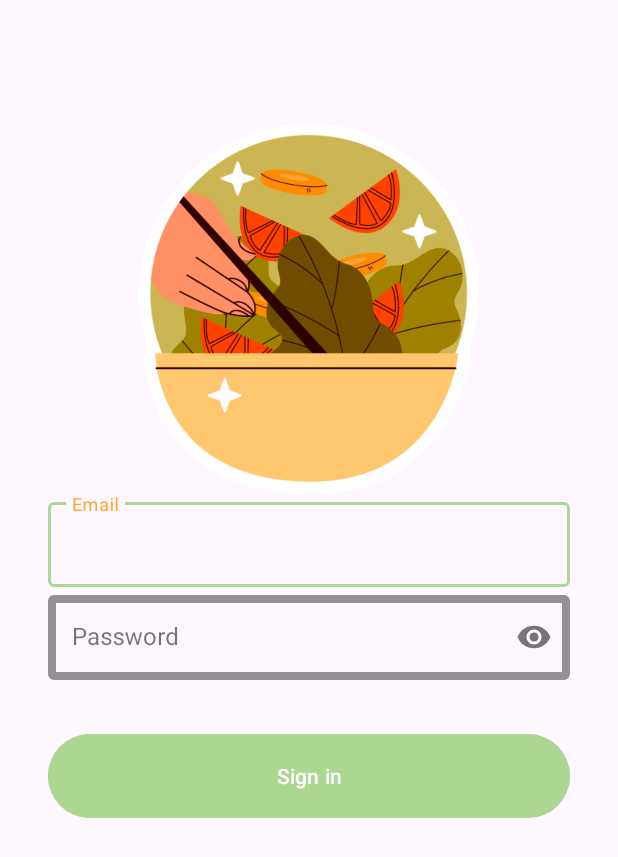
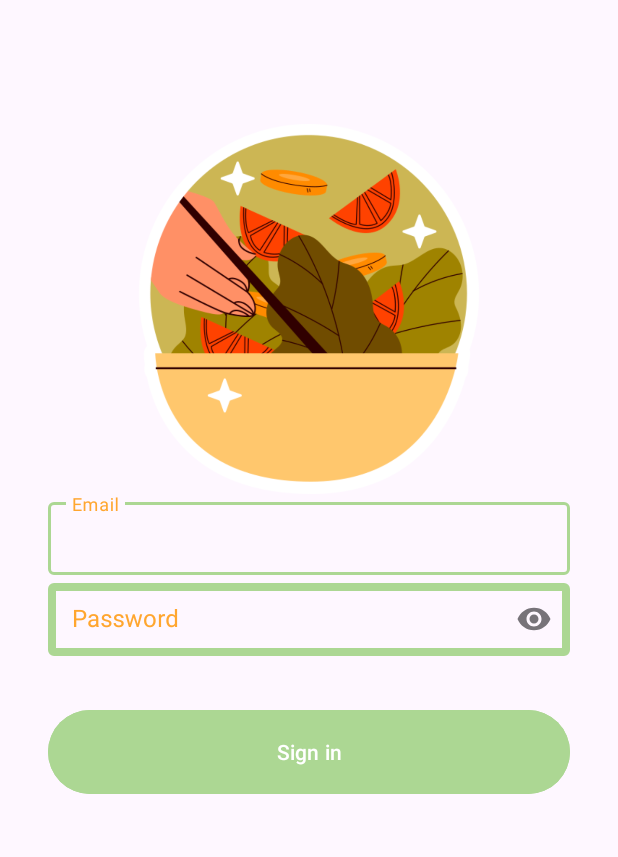
Before and after one commit to FlavourFInder/mobile-development, an Android app: the screen it shows after launch (LoginActivity), on a phone screen of 412 x 824 dp. Shown: the top 857 px of the screen. Run offline under Robolectric (Android 15) with nearby library versions, the phone set to English and light mode, and no system bars.

Commit message:
Sudah berhasil mengganti warna Textbox dan hintText

```diff
--- /dev/null
+++ b/app/src/main/res/color/text_input_box_stroke.xml
@@ -0,0 +1,6 @@
+<?xml version="1.0" encoding="utf-8"?>
+<selector xmlns:android="http://schemas.android.com/apk/res/android">
+    <item android:color="#ACD793" android:state_focused="true"/>
+    <item android:color="#ACD793" android:state_hovered="true"/>
+    <item android:color="#ACD793"/>
+</selector>
--- a/app/src/main/res/layout/activity_main.xml
+++ b/app/src/main/res/layout/activity_main.xml
@@ -21,7 +21,7 @@
 
     <com.google.android.material.textfield.TextInputLayout
         android:id="@+id/emailEditTextLayout"
-        style="@style/CustomTextInputLayout"
+        style="@style/LoginTextInputLayoutStyle"
         android:layout_width="0dp"
         android:layout_height="wrap_content"
         android:layout_marginStart="32dp"
@@ -32,7 +32,6 @@
 
         <com.google.android.material.textfield.TextInputEditText
             android:id="@+id/emailEditText"
-            style="@style/CustomTextInputEditText"
             android:layout_width="match_parent"
             android:layout_height="wrap_content"
             android:hint="@string/email"
@@ -43,7 +42,7 @@
 
     <com.google.android.material.textfield.TextInputLayout
         android:id="@+id/passwordEditTextLayout"
-        style="@style/CustomTextInputLayout"
+        style="@style/LoginTextInputLayoutStyle"
         android:layout_width="0dp"
         android:layout_height="wrap_content"
         android:layout_marginStart="32dp"
@@ -55,7 +54,6 @@
 
         <com.google.android.material.textfield.TextInputEditText
             android:id="@+id/passwordEditText"
-            style="@style/CustomTextInputEditText"
             android:layout_width="match_parent"
             android:layout_height="wrap_content"
             android:hint="@string/password"
--- a/app/src/main/res/values/colors.xml
+++ b/app/src/main/res/values/colors.xml
@@ -1,5 +1,5 @@
 <?xml version="1.0" encoding="utf-8"?>
-<resources>
+<resources xmlns:tools="http://schemas.android.com/tools">
     <color name="black">#FF000000</color>
     <color name="white">#FFFFFFFF</color>
 
--- a/app/src/main/res/values/style.xml
+++ b/app/src/main/res/values/style.xml
@@ -1,14 +1,12 @@
 <resources>
-    <!-- Custom TextInputLayout style -->
-    <style name="CustomTextInputLayout" parent="Widget.MaterialComponents.TextInputLayout.OutlinedBox">
-        <item name="boxStrokeColor">@color/green</item>
+    <style name="LoginTextInputLayoutStyle" parent="Widget.MaterialComponents.TextInputLayout.OutlinedBox.Dense">
+        <item name="boxStrokeColor">@color/text_input_box_stroke</item>
+        <item name="boxStrokeWidth">5dp</item>
+
+        <!-- The color of the label when it is collapsed and the text field is active -->
         <item name="hintTextColor">@color/orange500</item>
-        <item name="boxStrokeWidth">5dp</item>
+        <!-- The color of the label in all other text field states (such as resting and disabled) -->
+        <item name="android:textColorHint">@color/orange500</item>
     </style>
 
-    <!-- Custom TextInputEditText style -->
-    <style name="CustomTextInputEditText" parent="Widget.MaterialComponents.TextInputEditText.OutlinedBox">
-        <item name="android:textColorHint">@color/orange200</item>
-        <item name="android:textColor">@color/orange200</item>
-    </style>
 </resources>
```
